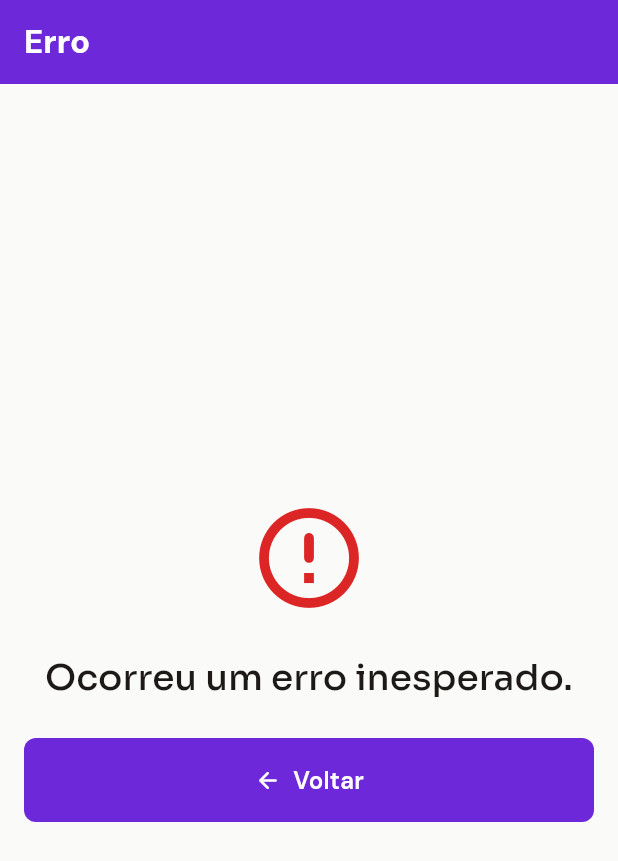
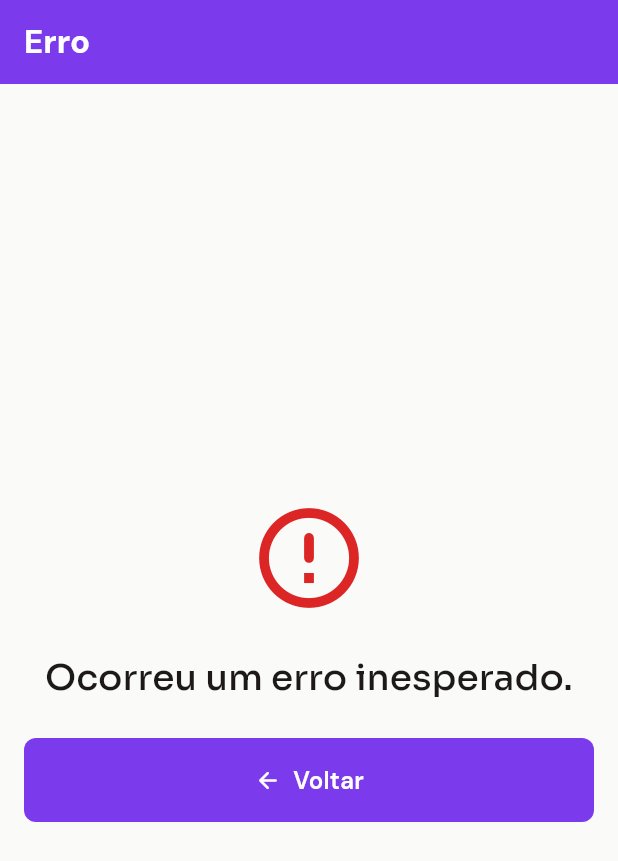
Before and after one commit to rafaelsnv/bloco-na-rua, a Flutter app: the ErrorScreen screen opened by its route, on a phone screen of 412 x 824 dp. Shown: the top 861 px of the screen. Run offline on Flutter 3.47's test engine with Material 3 defaults, Android fonts, the phone set to English and light mode, and no system bars; our stand-ins replace brasil_fields, cached_network_image, dio, equatable, flutter_bloc, flutter_cache_manager and 9 more; missing offline and left inert: flutter_driver, marionette_flutter; accounts and stored records are empty; generated files the repository leaves out were written again.

Commit message:
feat: add text color tokens and update theme system

```diff
--- a/lib/ui/core/theme/app_color_schemes.dart
+++ b/lib/ui/core/theme/app_color_schemes.dart
@@ -1,8 +1,8 @@
 import "package:flutter/material.dart";
 import "package:bloco_na_rua/ui/core/tokens/app_colors.dart";
 
-/// Light mode ColorScheme — Carnaval Sunset.
-/// Primary: Violet #6D28D9 | Accent: Orange #F97316 | Secondary: Rose #FB7185
+/// Light mode ColorScheme — Fireworks on Velvet.
+/// Primary: Violet #7C3AED | Accent: Gold #FBBF24 | Secondary: Magenta #FF3D81
 const ColorScheme lightColorScheme = ColorScheme(
   brightness: Brightness.light,
   primary: AppColors.primary,
@@ -38,7 +38,7 @@ const ColorScheme lightColorScheme = ColorScheme(
   inversePrimary: AppColors.primaryLight,
 );
 
-/// Dark mode ColorScheme — Carnaval Sunset.
+/// Dark mode ColorScheme — Fireworks on Velvet.
 const ColorScheme darkColorScheme = ColorScheme(
   brightness: Brightness.dark,
   primary: AppColors.primaryLight,
@@ -69,7 +69,7 @@ const ColorScheme darkColorScheme = ColorScheme(
   outlineVariant: AppColors.surfaceVariantDark,
   shadow: Color(0xFF000000),
   scrim: Color(0xFF000000),
-  inverseSurface: AppColors.textPrimaryDark,
+  inverseSurface: AppColors.textPrimary,
   onInverseSurface: AppColors.textOnPrimary,
   inversePrimary: AppColors.primary,
 );
--- /dev/null
+++ b/lib/ui/core/theme/app_text_colors.dart
@@ -0,0 +1,80 @@
+import "package:flutter/material.dart";
+import "package:bloco_na_rua/ui/core/tokens/app_colors.dart";
+
+/// Theme-aware text colors that are not represented by [ColorScheme].
+///
+/// The light and dark presets expose the same semantic roles for widgets that
+/// need to choose a color explicitly while keeping the raw values in
+/// [AppColors].
+@immutable
+class AppTextColors extends ThemeExtension<AppTextColors> {
+  const AppTextColors({
+    required this.textTertiary,
+    required this.textDisabled,
+    required this.textTertiaryDark,
+    required this.textDisabledDark,
+  });
+
+  /// Tertiary text color for light surfaces.
+  final Color textTertiary;
+
+  /// Disabled text color for the active theme.
+  final Color textDisabled;
+
+  /// Tertiary text color for dark surfaces.
+  final Color textTertiaryDark;
+
+  /// Disabled text color for dark surfaces.
+  final Color textDisabledDark;
+
+  /// Text colors used by the light theme.
+  static const AppTextColors light = AppTextColors(
+    textTertiary: AppColors.textTertiary,
+    textDisabled: AppColors.textDisabled,
+    textTertiaryDark: AppColors.textTertiaryDark,
+    textDisabledDark: AppColors.textDisabledDark,
+  );
+
+  /// Text colors used by the dark theme.
+  static const AppTextColors dark = AppTextColors(
+    textTertiary: AppColors.textTertiaryDark,
+    textDisabled: AppColors.textDisabledDark,
+    textTertiaryDark: AppColors.textTertiaryDark,
+    textDisabledDark: AppColors.textDisabledDark,
+  );
+
+  @override
+  AppTextColors copyWith({
+    Color? textTertiary,
+    Color? textDisabled,
+    Color? textTertiaryDark,
+    Color? textDisabledDark,
+  }) {
+    return AppTextColors(
+      textTertiary: textTertiary ?? this.textTertiary,
+      textDisabled: textDisabled ?? this.textDisabled,
+      textTertiaryDark: textTertiaryDark ?? this.textTertiaryDark,
+      textDisabledDark: textDisabledDark ?? this.textDisabledDark,
+    );
+  }
+
+  @override
+  AppTextColors lerp(covariant AppTextColors? other, double t) {
+    if (other == null) return this;
+
+    return AppTextColors(
+      textTertiary: Color.lerp(textTertiary, other.textTertiary, t)!,
+      textDisabled: Color.lerp(textDisabled, other.textDisabled, t)!,
+      textTertiaryDark: Color.lerp(
+        textTertiaryDark,
+        other.textTertiaryDark,
+        t,
+      )!,
+      textDisabledDark: Color.lerp(
+        textDisabledDark,
+        other.textDisabledDark,
+        t,
+      )!,
+    );
+  }
+}
--- a/lib/ui/core/theme/app_theme.dart
+++ b/lib/ui/core/theme/app_theme.dart
@@ -1,6 +1,7 @@
 import "package:flutter/material.dart";
 import "package:bloco_na_rua/ui/core/tokens/app_colors.dart";
 import "package:bloco_na_rua/ui/core/theme/app_color_schemes.dart";
+import "package:bloco_na_rua/ui/core/theme/app_text_colors.dart";
 import "package:bloco_na_rua/ui/core/theme/app_text_themes.dart";
 import "package:bloco_na_rua/ui/core/tokens/app_spacing.dart";
 import "package:bloco_na_rua/ui/core/tokens/app_radius.dart";
@@ -14,18 +15,19 @@ class AppTheme {
     return ThemeData(
       useMaterial3: true,
       brightness: Brightness.light,
+      extensions: const [AppTextColors.light],
       colorScheme: lightColorScheme,
       textTheme: lightTextTheme,
       scaffoldBackgroundColor: AppColors.backgroundLight,
       visualDensity: VisualDensity.adaptivePlatformDensity,
       appBarTheme: AppBarTheme(
         backgroundColor: AppColors.primary,
-        foregroundColor: Colors.white,
+        foregroundColor: AppColors.textOnPrimary,
         elevation: 0,
         scrolledUnderElevation: 1,
         centerTitle: false,
         titleTextStyle: lightTextTheme.headlineMedium?.copyWith(
-          color: Colors.white,
+          color: AppColors.textOnPrimary,
         ),
       ),
       cardTheme: CardThemeData(
@@ -128,6 +130,7 @@ class AppTheme {
     return ThemeData(
       useMaterial3: true,
       brightness: Brightness.dark,
+      extensions: const [AppTextColors.dark],
       colorScheme: darkColorScheme,
       textTheme: darkTextTheme,
       scaffoldBackgroundColor: AppColors.backgroundDark,
--- a/lib/ui/core/tokens/app_colors.dart
+++ b/lib/ui/core/tokens/app_colors.dart
@@ -1,4 +1,4 @@
-// Design system color tokens for Bloco na Rua — Carnaval Sunset theme.
+// Design system color tokens for Bloco na Rua — Fireworks on Velvet theme.
 // Single source of truth for all color constants.
 
 import "package:flutter/material.dart";
@@ -7,25 +7,25 @@ class AppColors {
   AppColors._();
 
   // Group 1 — Primary (Violet)
-  static const Color primary = Color(0xFF6D28D9);
+  static const Color primary = Color(0xFF7C3AED);
   static const Color primaryLight = Color(0xFFA78BFA);
-  static const Color primaryDark = Color(0xFF4C1D95);
+  static const Color primaryDark = Color(0xFF5B21B6);
 
-  // Group 2 — Secondary (Rose)
-  static const Color secondary = Color(0xFFBE123C);
-  static const Color secondaryLight = Color(0xFFFBA4B0);
-  static const Color secondaryDark = Color(0xFF7B1D31);
+  // Group 2 — Secondary (Magenta)
+  static const Color secondary = Color(0xFFE11D74);
+  static const Color secondaryLight = Color(0xFFFF3D81);
+  static const Color secondaryDark = Color(0xFF831843);
 
-  // Group 3 — Accent / CTA (Orange)
-  static const Color accent = Color(0xFFEA580C);
-  static const Color accentLight = Color(0xFFFB923C);
-  static const Color accentDark = Color(0xFF7C2D12);
+  // Group 3 — Accent / CTA (Gold)
+  static const Color accent = Color(0xFFD97706);
+  static const Color accentLight = Color(0xFFFBBF24);
+  static const Color accentDark = Color(0xFF92400E);
 
-  // Group 4 — Tertiary (Teal)
-  static const Color tertiary = Color(0xFF0F766E);
-  static const Color tertiaryDark = Color(0xFF00504A);
-  static const Color tertiaryContainerLight = Color(0xFFCCFBF1);
-  static const Color tertiaryContainerDark = Color(0xFF134E4A);
+  // Group 4 — Tertiary (Cyan)
+  static const Color tertiary = Color(0xFF0E7490);
+  static const Color tertiaryDark = Color(0xFF164E63);
+  static const Color tertiaryContainerLight = Color(0xFFCFFAFE);
+  static const Color tertiaryContainerDark = Color(0xFF164E63);
 
   // Group 5 — Semantic
   static const Color success = Color(0xFF16A34A);
@@ -39,21 +39,21 @@ class AppColors {
   static const Color backgroundLight = Color(0xFFFAFAF9);
   static const Color surfaceLight = Color(0xFFFFFFFF);
   static const Color surfaceVariantLight = Color(0xFFF6F4FC);
-  static const Color surfaceContainerLight = Color(0xFFECE7F7);
-  static const Color surfaceContainerHighLight = Color(0xFFE3DAF4);
-  static const Color surfaceContainerHighestLight = Color(0xFFD9CCEE);
+  static const Color surfaceContainerLight = Color(0xFFF5F3FF);
+  static const Color surfaceContainerHighLight = Color(0xFFEDE9FE);
+  static const Color surfaceContainerHighestLight = Color(0xFFDDD6FE);
   static const Color surfaceNeutralLight = Color(0xFFF0EFED);
-  static const Color borderLight = Color(0xFFDCD2F0);
+  static const Color borderLight = Color(0xFFC4B5FD);
 
-  // Group 7 — Surface Dark (Deep violet)
-  static const Color backgroundDark = Color(0xFF0B0716);
-  static const Color surfaceDark = Color(0xFF15101F);
-  static const Color surfaceVariantDark = Color(0xFF1E1830);
-  static const Color surfaceContainerDark = Color(0xFF2A2142);
-  static const Color surfaceContainerHighDark = Color(0xFF2A2436);
-  static const Color surfaceContainerHighestDark = Color(0xFF353043);
-  static const Color surfaceNeutralDark = Color(0xFF1A1626);
-  static const Color borderDark = Color(0xFF3B2F5C);
+  // Group 7 — Surface Dark (Slate-based)
+  static const Color backgroundDark = Color(0xFF111827);
+  static const Color surfaceDark = Color(0xFF1F2937);
+  static const Color surfaceVariantDark = Color(0xFF2D3042);
+  static const Color surfaceContainerDark = Color(0xFF374151);
+  static const Color surfaceContainerHighDark = Color(0xFF4B5563);
+  static const Color surfaceContainerHighestDark = Color(0xFF6B7280);
+  static const Color surfaceNeutralDark = Color(0xFF1F2937);
+  static const Color borderDark = Color(0xFF374151);
 
   // Group 8 — Text Light
   static const Color textPrimary = Color(0xFF1C1917);
@@ -61,7 +61,6 @@ class AppColors {
   static const Color textTertiary = Color(0xFF78716C);
   static const Color textDisabled = Color(0xFFA8A29E);
   static const Color textOnPrimary = Color(0xFFFFFFFF);
-  static const Color textOnAccent = Color(0xFFFFFFFF);
 
   // Group 9 — Text Dark
   static const Color textPrimaryDark = Color(0xFFFAFAF9);
```
